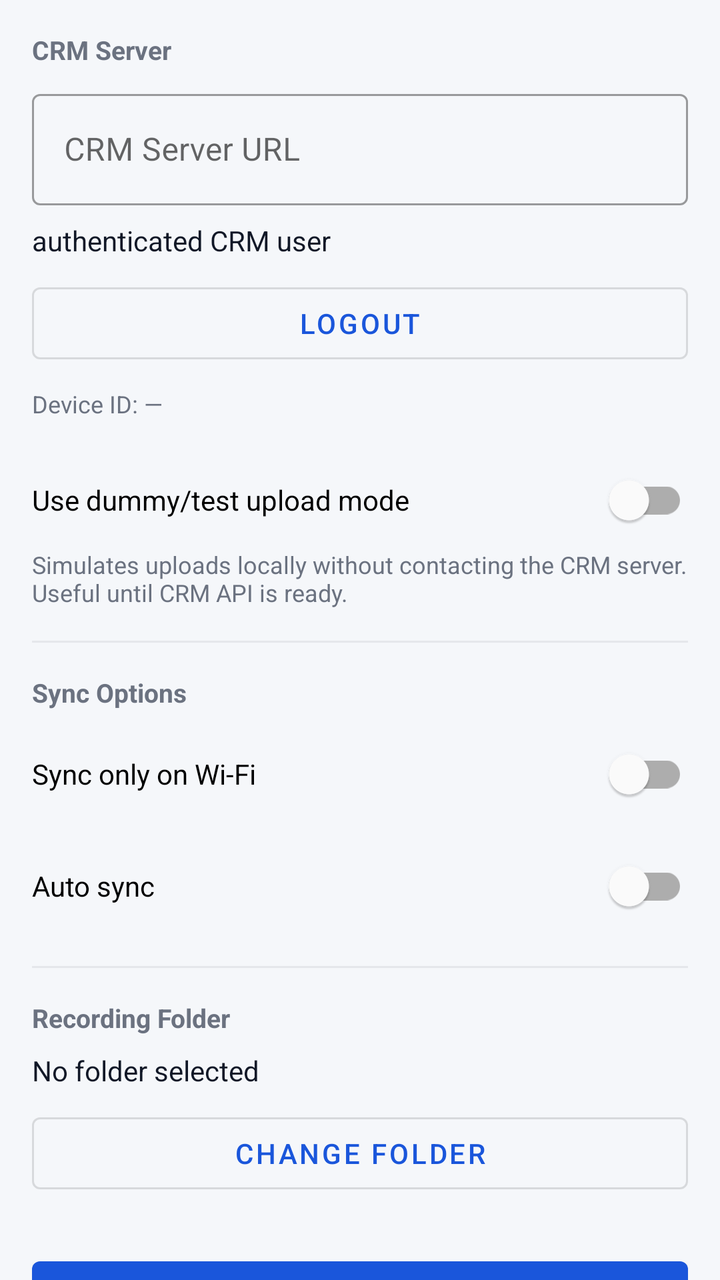
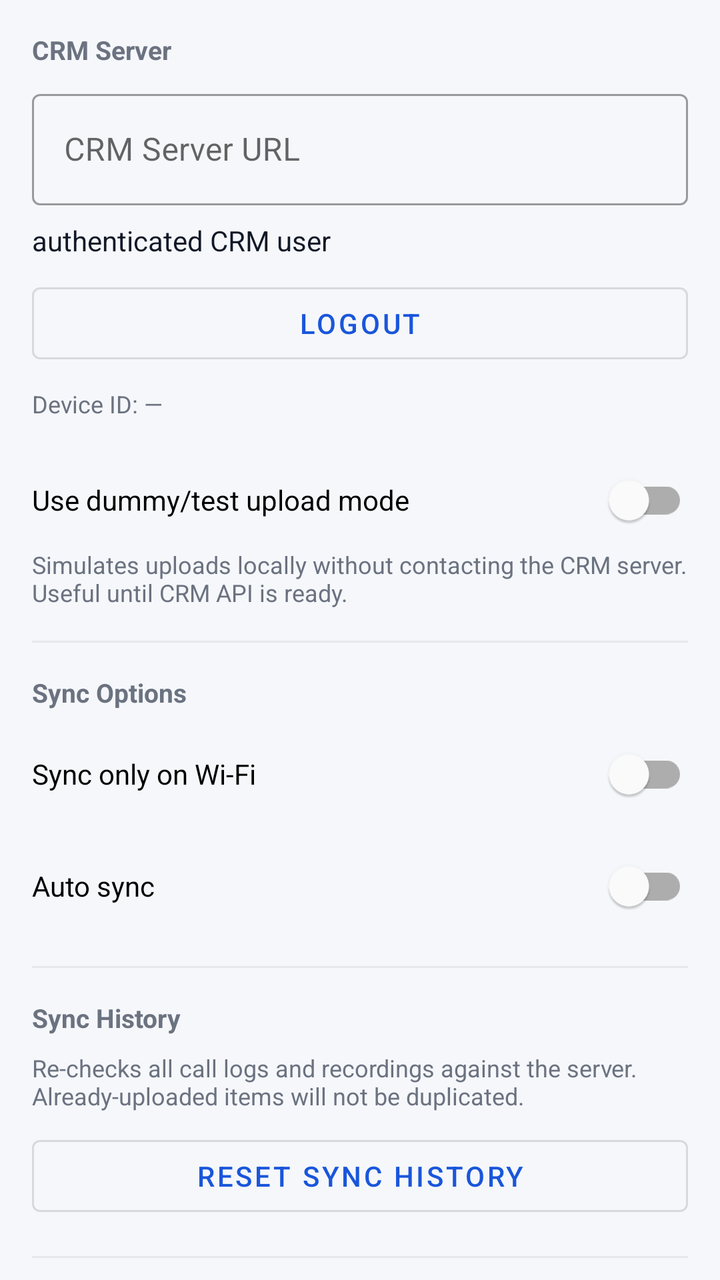

Screens rendered from an Android XML layout before and after an edit, with the pre-edit source and the edit as a unified diff.
<!-- AndroidManifest.xml: application theme Theme.InfraSpineCallSync -->
<!-- res/layout/fragment_settings.xml -->
<?xml version="1.0" encoding="utf-8"?>
<androidx.core.widget.NestedScrollView
    xmlns:android="http://schemas.android.com/apk/res/android"
    xmlns:app="http://schemas.android.com/apk/res-auto"
    android:layout_width="match_parent"
    android:layout_height="match_parent"
    android:background="@color/background"
    android:fillViewport="true">

    <LinearLayout
        android:layout_width="match_parent"
        android:layout_height="wrap_content"
        android:orientation="vertical"
        android:padding="@dimen/spacing_md">

        
        <TextView
            android:layout_width="wrap_content"
            android:layout_height="wrap_content"
            android:text="@string/server_section_title"
            android:textColor="@color/text_secondary"
            android:textSize="13sp"
            android:textStyle="bold"
            android:layout_marginBottom="@dimen/spacing_sm" />

        <com.google.android.material.textfield.TextInputLayout
            android:id="@+id/layoutCrmUrl"
            style="@style/Widget.MaterialComponents.TextInputLayout.OutlinedBox"
            android:layout_width="match_parent"
            android:layout_height="wrap_content"
            android:hint="@string/crm_server_url">

            <com.google.android.material.textfield.TextInputEditText
                android:id="@+id/editCrmUrl"
                android:layout_width="match_parent"
                android:layout_height="wrap_content"
                android:inputType="textUri"
                android:singleLine="true" />
        </com.google.android.material.textfield.TextInputLayout>

        <TextView
            android:id="@+id/textLoggedInUser"
            android:layout_width="match_parent"
            android:layout_height="wrap_content"
            android:layout_marginTop="@dimen/spacing_sm"
            android:text="@string/login_unknown_user"
            android:textColor="@color/text_primary"
            android:textSize="14sp" />

        <com.google.android.material.button.MaterialButton
            android:id="@+id/buttonLogout"
            style="@style/Widget.MaterialComponents.Button.OutlinedButton"
            android:layout_width="match_parent"
            android:layout_height="wrap_content"
            android:layout_marginTop="@dimen/spacing_sm"
            android:text="@string/logout" />

        <TextView
            android:id="@+id/textDeviceId"
            android:layout_width="match_parent"
            android:layout_height="wrap_content"
            android:layout_marginTop="@dimen/spacing_sm"
            android:textColor="@color/text_secondary"
            android:textSize="12sp"
            android:text="Device ID: —" />

        <com.google.android.material.switchmaterial.SwitchMaterial
            android:id="@+id/switchDummyMode"
            android:layout_width="match_parent"
            android:layout_height="wrap_content"
            android:layout_marginTop="@dimen/spacing_md"
            android:text="@string/dummy_test_mode" />

        <TextView
            android:layout_width="match_parent"
            android:layout_height="wrap_content"
            android:text="@string/dummy_test_mode_summary"
            android:textColor="@color/text_secondary"
            android:textSize="12sp" />

        <View
            android:layout_width="match_parent"
            android:layout_height="1dp"
            android:layout_marginVertical="@dimen/spacing_md"
            android:background="@color/divider" />

        
        <TextView
            android:layout_width="wrap_content"
            android:layout_height="wrap_content"
            android:text="@string/sync_section_title"
            android:textColor="@color/text_secondary"
            android:textSize="13sp"
            android:textStyle="bold"
            android:layout_marginBottom="@dimen/spacing_sm" />

        <com.google.android.material.switchmaterial.SwitchMaterial
            android:id="@+id/switchWifiOnly"
            android:layout_width="match_parent"
            android:layout_height="wrap_content"
            android:text="@string/sync_wifi_only" />

        <com.google.android.material.switchmaterial.SwitchMaterial
            android:id="@+id/switchAutoSync"
            android:layout_width="match_parent"
            android:layout_height="wrap_content"
            android:layout_marginTop="@dimen/spacing_sm"
            android:text="@string/auto_sync" />

        <View
            android:layout_width="match_parent"
            android:layout_height="1dp"
            android:layout_marginVertical="@dimen/spacing_md"
            android:background="@color/divider" />

        
        <TextView
            android:layout_width="wrap_content"
            android:layout_height="wrap_content"
            android:text="@string/folder_section_title"
            android:textColor="@color/text_secondary"
            android:textSize="13sp"
            android:textStyle="bold"
            android:layout_marginBottom="@dimen/spacing_sm" />

        <TextView
            android:id="@+id/textCurrentFolder"
            android:layout_width="match_parent"
            android:layout_height="wrap_content"
            android:textColor="@color/text_primary"
            android:textSize="14sp"
            android:text="@string/no_folder_selected" />

        <com.google.android.material.button.MaterialButton
            android:id="@+id/buttonChangeFolder"
            style="@style/Widget.MaterialComponents.Button.OutlinedButton"
            android:layout_width="match_parent"
            android:layout_height="wrap_content"
            android:layout_marginTop="@dimen/spacing_sm"
            android:text="@string/change_folder" />

        <com.google.android.material.button.MaterialButton
            android:id="@+id/buttonSaveSettings"
            style="@style/Widget.MaterialComponents.Button"
            android:layout_width="match_parent"
            android:layout_height="wrap_content"
            android:layout_marginTop="@dimen/spacing_lg"
            android:layout_marginBottom="@dimen/spacing_md"
            android:text="@string/save_settings" />

        <View
            android:layout_width="match_parent"
            android:layout_height="1dp"
            android:layout_marginVertical="@dimen/spacing_md"
            android:background="@color/divider" />

        
        <TextView
            android:layout_width="wrap_content"
            android:layout_height="wrap_content"
            android:text="@string/update_section_title"
            android:textColor="@color/text_secondary"
            android:textSize="13sp"
            android:textStyle="bold"
            android:layout_marginBottom="@dimen/spacing_sm" />

        <TextView
            android:id="@+id/textUpdateStatus"
            android:layout_width="match_parent"
            android:layout_height="wrap_content"
            android:layout_marginBottom="@dimen/spacing_sm"
            android:textColor="@color/text_secondary"
            android:textSize="13sp"
            android:visibility="gone"
            android:text="@string/update_up_to_date" />

        <com.google.android.material.button.MaterialButton
            android:id="@+id/buttonCheckForUpdates"
            style="@style/Widget.MaterialComponents.Button.OutlinedButton"
            android:layout_width="match_parent"
            android:layout_height="wrap_content"
            android:text="@string/check_for_updates" />

        <com.google.android.material.button.MaterialButton
            android:id="@+id/buttonDownloadUpdate"
            style="@style/Widget.MaterialComponents.Button"
            android:layout_width="match_parent"
            android:layout_height="wrap_content"
            android:layout_marginTop="@dimen/spacing_sm"
            android:layout_marginBottom="@dimen/spacing_md"
            android:visibility="gone"
            android:text="@string/update_download" />

    </LinearLayout>
</androidx.core.widget.NestedScrollView>
<!-- resources referenced by this layout -->
<resources>
  <color name="background">#F5F7FA</color>
  <color name="divider">#E5E7EB</color>
  <color name="text_primary">#111827</color>
  <color name="text_secondary">#6B7280</color>
  <dimen name="spacing_lg">24dp</dimen>
  <dimen name="spacing_md">16dp</dimen>
  <dimen name="spacing_sm">8dp</dimen>
  <string name="auto_sync">Auto sync</string>
  <string name="change_folder">Change Folder</string>
  <string name="check_for_updates">Check for Updates</string>
  <string name="crm_server_url">CRM Server URL</string>
  <string name="dummy_test_mode">Use dummy/test upload mode</string>
  <string name="dummy_test_mode_summary">Simulates uploads locally without contacting the CRM server. Useful until CRM API is ready.</string>
  <string name="folder_section_title">Recording Folder</string>
  <string name="login_unknown_user">authenticated CRM user</string>
  <string name="logout">Logout</string>
  <string name="no_folder_selected">No folder selected</string>
  <string name="save_settings">Save Settings</string>
  <string name="server_section_title">CRM Server</string>
  <string name="sync_section_title">Sync Options</string>
  <string name="sync_wifi_only">Sync only on Wi-Fi</string>
  <string name="update_download">Download update</string>
  <string name="update_section_title">App Updates</string>
  <string name="update_up_to_date">You\'re running the latest build</string>
  <style name="Theme.InfraSpineCallSync" parent="Theme.MaterialComponents.DayNight.NoActionBar">
          <item name="colorPrimary">@color/primary</item>
          <item name="colorPrimaryDark">@color/primary_dark</item>
          <item name="colorAccent">@color/secondary</item>
          <item name="colorOnPrimary">@color/on_primary</item>
          <item name="android:colorBackground">@color/background</item>
          <item name="colorSurface">@color/surface</item>
          <item name="android:statusBarColor">@color/primary_dark</item>
          <item name="android:windowLightStatusBar" tools:targetApi="m">false</item>
      </style>
  <color name="primary">#1A56DB</color>
  <color name="primary_dark">#1240A8</color>
  <color name="secondary">#0F766E</color>
  <color name="on_primary">#FFFFFF</color>
  <color name="surface">#FFFFFF</color>
</resources>

<!-- the commit's change to res/layout/fragment_settings.xml (unified diff, before → after) -->
@@ -117,6 +117,37 @@
         <TextView
             android:layout_width="wrap_content"
             android:layout_height="wrap_content"
+            android:text="@string/sync_history_section_title"
+            android:textColor="@color/text_secondary"
+            android:textSize="13sp"
+            android:textStyle="bold"
+            android:layout_marginBottom="@dimen/spacing_sm" />
+
+        <TextView
+            android:layout_width="match_parent"
+            android:layout_height="wrap_content"
+            android:layout_marginBottom="@dimen/spacing_sm"
+            android:text="@string/reset_sync_history_summary"
+            android:textColor="@color/text_secondary"
+            android:textSize="12sp" />
+
+        <com.google.android.material.button.MaterialButton
+            android:id="@+id/buttonResetSyncHistory"
+            style="@style/Widget.MaterialComponents.Button.OutlinedButton"
+            android:layout_width="match_parent"
+            android:layout_height="wrap_content"
+            android:text="@string/reset_sync_history" />
+
+        <View
+            android:layout_width="match_parent"
+            android:layout_height="1dp"
+            android:layout_marginVertical="@dimen/spacing_md"
+            android:background="@color/divider" />
+
+        
+        <TextView
+            android:layout_width="wrap_content"
+            android:layout_height="wrap_content"
             android:text="@string/folder_section_title"
             android:textColor="@color/text_secondary"
             android:textSize="13sp"
<!-- resource entries referenced after the edit -->
@@ -17,8 +17,11 @@
   <string name="login_unknown_user">authenticated CRM user</string>
   <string name="logout">Logout</string>
   <string name="no_folder_selected">No folder selected</string>
+  <string name="reset_sync_history">Reset sync history</string>
+  <string name="reset_sync_history_summary">Re-checks all call logs and recordings against the server. Already-uploaded items will not be duplicated.</string>
   <string name="save_settings">Save Settings</string>
   <string name="server_section_title">CRM Server</string>
+  <string name="sync_history_section_title">Sync History</string>
   <string name="sync_section_title">Sync Options</string>
   <string name="sync_wifi_only">Sync only on Wi-Fi</string>
   <string name="update_download">Download update</string>
